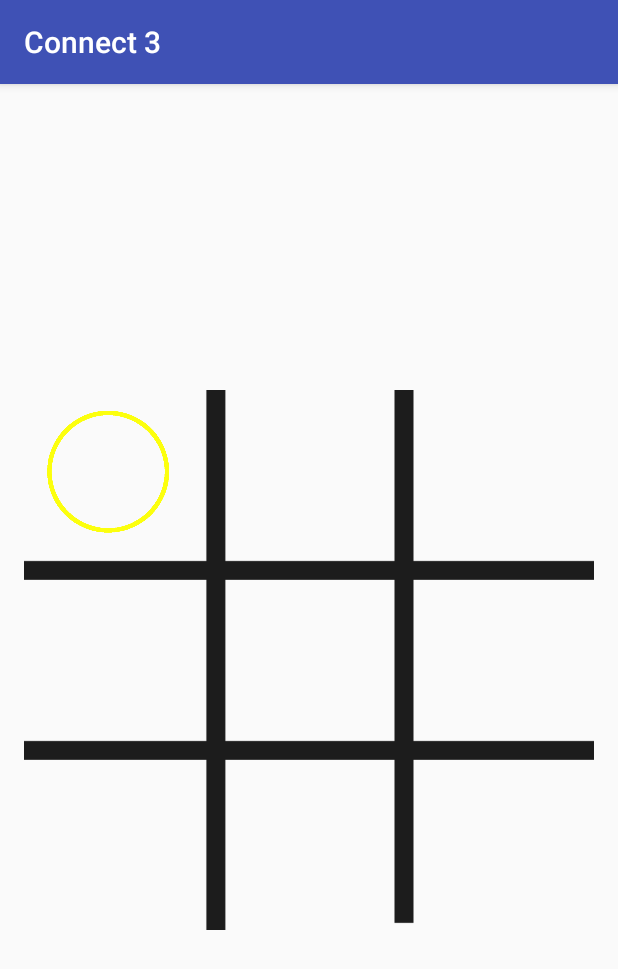
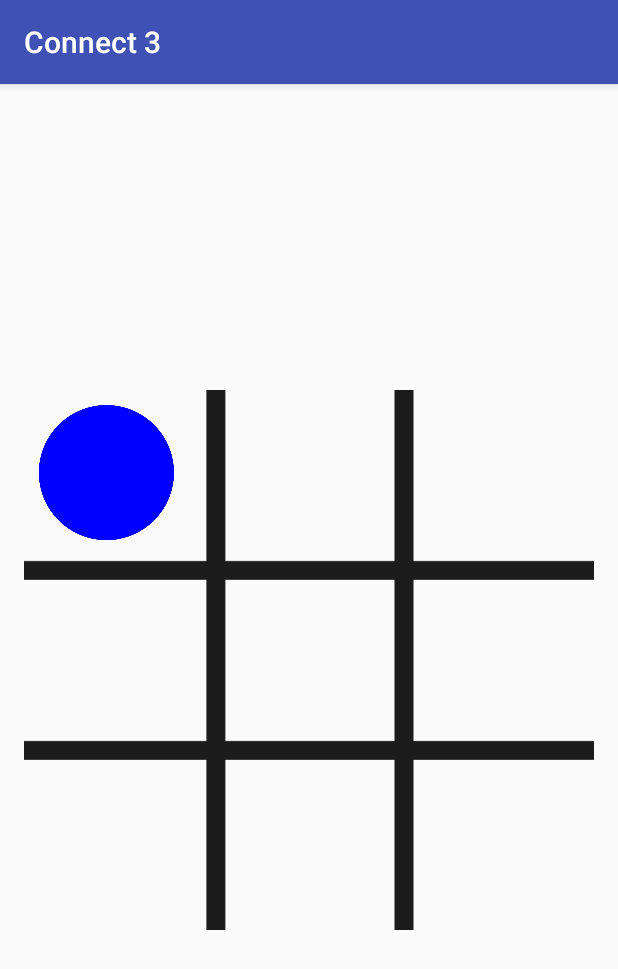
Before and after one commit to verden11/Android_Connect3, an Android app: the screen it shows after launch (MainActivity), after a tap on an icon or button, on a phone screen of 412 x 824 dp. Shown: the top 969 px of the screen. Run offline under Robolectric (Android 15) with nearby library versions, the phone set to English and light mode, and no system bars.

Commit message:
Changed colors

```diff
--- a/app/src/main/AndroidManifest.xml
+++ b/app/src/main/AndroidManifest.xml
@@ -8,7 +8,9 @@
         android:label="@string/app_name"
         android:supportsRtl="true"
         android:theme="@style/AppTheme">
-        <activity android:name=".MainActivity">
+        <activity
+            android:name=".MainActivity"
+            android:screenOrientation="portrait">
             <intent-filter>
                 <action android:name="android.intent.action.MAIN" />
 
--- a/app/src/main/java/com/verden1/connect3/MainActivity.java
+++ b/app/src/main/java/com/verden1/connect3/MainActivity.java
@@ -1,5 +1,6 @@
 package com.verden1.connect3;
 
+import android.graphics.Color;
 import android.support.v7.app.AppCompatActivity;
 import android.os.Bundle;
 import android.view.View;
@@ -9,19 +10,17 @@ import android.widget.LinearLayout;
 import android.widget.TextView;
 
 public class MainActivity extends AppCompatActivity {
+    TextView winnerMessage;
+    boolean gameIsActive = true;
 
-    // 0 = yellow, 1 = red
+    // 0 = blue, 1 = red
     int activePlayer = 0;
 
-    boolean gameIsActive = true;
-
-    //2 means unplayed
-
-    int[] gameState = {2, 2, 2, 2, 2, 2, 2, 2, 2};
+    int[] gameState = {2, 2, 2, 2, 2, 2, 2, 2, 2}; //2 - unplayed
 
     int[][] winningPositions = {{0, 1, 2}, {3, 4, 5}, {6, 7, 8},    //rows
-            {0, 3, 6}, {1, 4, 7}, {2, 5, 8},    // collumns
-            {0, 4, 8}, {2, 4, 6}};                // diagonals
+            {0, 3, 6}, {1, 4, 7}, {2, 5, 8},    // columns
+            {0, 4, 8}, {2, 4, 6}};              // diagonals
 
     public void dropIn(View view) {
         ImageView counter = (ImageView) view;
@@ -33,7 +32,7 @@ public class MainActivity extends AppCompatActivity {
 
             counter.setTranslationY(-1000f);
             if (activePlayer == 0) {
-                counter.setImageResource(R.drawable.yellow);
+                counter.setImageResource(R.drawable.blue);
                 activePlayer = 1;
             } else {
                 counter.setImageResource(R.drawable.red);
@@ -48,11 +47,14 @@ public class MainActivity extends AppCompatActivity {
                         gameState[winningPosition[0]] != 2) {
 
                     String winner = "Red";
+
+                    winnerMessage = (TextView) findViewById(R.id.tvWinnerMessage);
+                    winnerMessage.setTextColor(Color.RED);
                     if (gameState[winningPosition[0]] == 0) {
-                        winner = "Yellow";
+                        winner = "Blue";
+                        winnerMessage.setTextColor(Color.BLUE);
                     }
 
-                    TextView winnerMessage = (TextView) findViewById(R.id.tvWinnerMessage);
                     winnerMessage.setText(winner + " has Won!");
 
                     // someone has won
@@ -60,14 +62,14 @@ public class MainActivity extends AppCompatActivity {
                     LinearLayout layout = (LinearLayout) findViewById(R.id.llPlayAgainLayout);
                     layout.setVisibility(View.VISIBLE);
                     break;
-                }else{
+                } else {
                     boolean gameIsOver = true;
-                    for (int counterState : gameState){
-                        if (counterState  == 2){
+                    for (int counterState : gameState) {
+                        if (counterState == 2) {
                             gameIsOver = false;
                         }
                     }
-                    if (gameIsOver){
+                    if (gameIsOver) {
                         TextView winnerMessage = (TextView) findViewById(R.id.tvWinnerMessage);
                         winnerMessage.setText("It's a draw!");
                         gameIsActive = false;
@@ -82,6 +84,7 @@ public class MainActivity extends AppCompatActivity {
     public void playAgain(View view) {
         LinearLayout layout = (LinearLayout) findViewById(R.id.llPlayAgainLayout);
         layout.setVisibility(View.INVISIBLE);
+        winnerMessage.setTextColor(Color.parseColor("#FF00FF"));
         for (int i = 0; i < gameState.length; i++) {
             gameState[i] = 2;
         }
--- a/app/src/main/res/layout/activity_main.xml
+++ b/app/src/main/res/layout/activity_main.xml
@@ -135,7 +135,7 @@
             android:layout_height="wrap_content"
             android:layout_gravity="center_horizontal"
             android:text="New Text"
-            android:textColor="#deda16"
+            android:textColor="#FF00FF"
             android:textSize="30sp"
             android:textStyle="italic" />
 
```
Also changed, not shown: app/src/main/res/drawable/blue.png (added), app/src/main/res/drawable/board.png, app/src/main/res/drawable/red.png, app/src/main/res/drawable/yellow.png (deleted), 1 other file.
